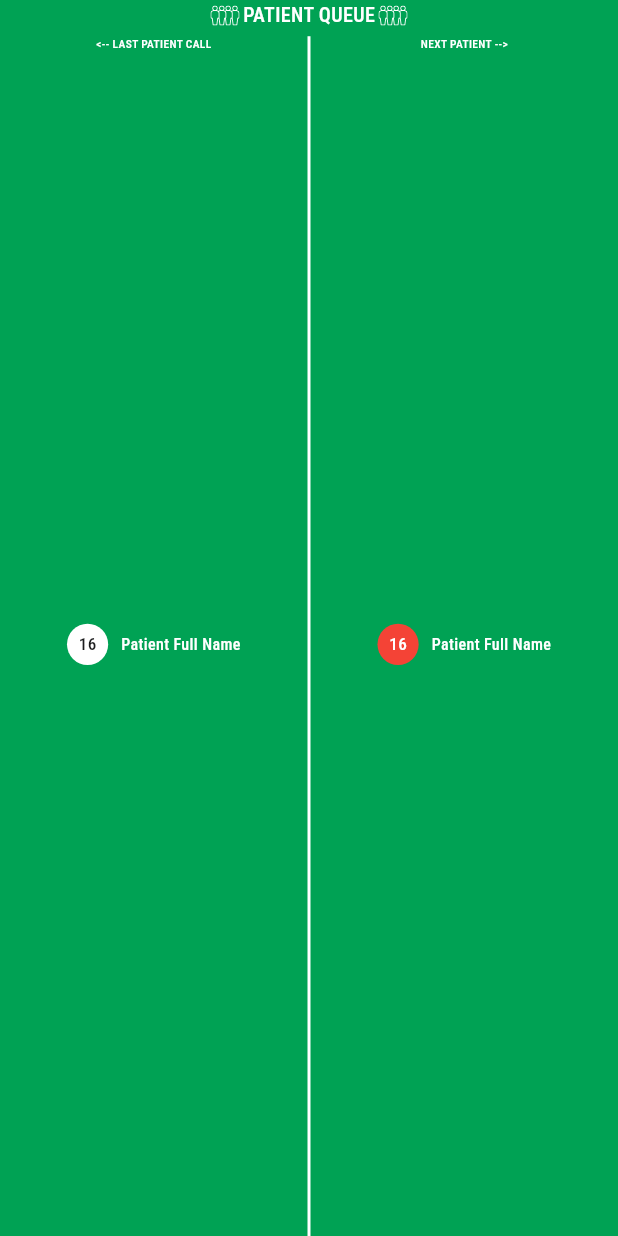
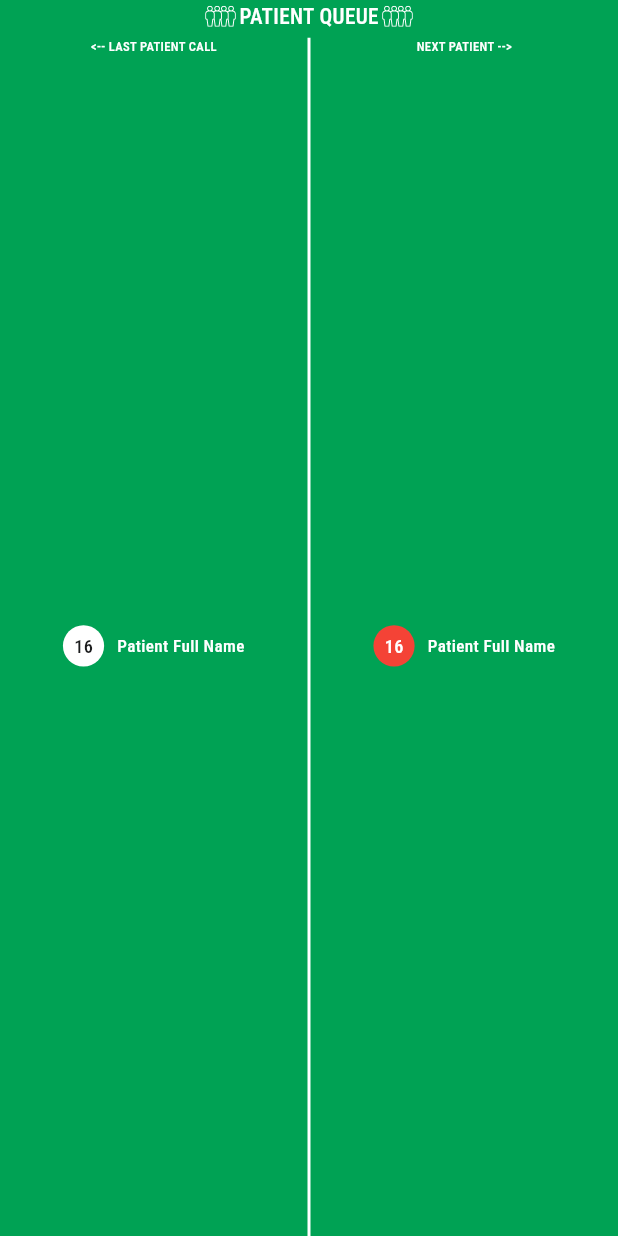
Before and after one commit to taknikhemant/adpixel-signage-mobile-app, a Flutter app: what patientQueue() shows on an empty page, opened directly, on a phone screen of 412 x 824 dp. Run offline on Flutter 3.47's test engine with Material 3 defaults, Android fonts, the phone set to English and light mode, and no system bars; our stand-ins replace cached_network_image, carousel_slider, firebase_analytics, firebase_core, firebase_crashlytics, flutter_cache_manager and 8 more; accounts and stored records are empty; network calls fail; Roboto replaces fonts that are missing (Roboto Condensed).

Commit message:
fix carousel slider and caching video and socket response to clear carousel and logout and increase font size in medical_temp2_widget

```diff
--- a/lib/screen/home/templates/medical_temp2.dart
+++ b/lib/screen/home/templates/medical_temp2.dart
@@ -189,9 +189,6 @@ class MedicalTemp2 extends StatelessWidget {
                                           return '';
                                         }
                                       })(),
-                                      // tempData!.value!.data!.informations!
-                                      //     .docOpdDays!
-                                      //     .trim(),
                                       style: TextStyle(
                                         color: tempData!.value!.data!.device!
                                                     .deviceAppearance !=
--- a/lib/screen/home/widget/medical_temp2_widgets.dart
+++ b/lib/screen/home/widget/medical_temp2_widgets.dart
@@ -17,7 +17,7 @@ Widget patientQueue() {
           children: [
             SvgPicture.asset(
               "assets/svg/patients.svg",
-              height: 35.r,
+              height: 37.r,
             ),
             SizedBox(
               width: 6.w,
@@ -26,7 +26,7 @@ Widget patientQueue() {
               'PATIENT QUEUE',
               style: TextStyle(
                 color: Colors.white,
-                fontSize: 35.sp,
+                fontSize: 37.sp,
                 fontFamily: 'Roboto Condensed',
                 fontWeight: FontWeight.w500,
               ),
@@ -36,7 +36,7 @@ Widget patientQueue() {
             ),
             SvgPicture.asset(
               "assets/svg/patients.svg",
-              height: 35.r,
+              height: 37.r,
             ),
           ],
         ),
@@ -53,7 +53,7 @@ Widget patientQueue() {
                       '<-- LAST PATIENT CALL',
                       style: TextStyle(
                         color: Colors.white,
-                        fontSize: 20.sp,
+                        fontSize: 22.sp,
                         fontFamily: 'Roboto Condensed',
                         fontWeight: FontWeight.w500,
                       ),
@@ -74,7 +74,7 @@ Widget patientQueue() {
                               '16',
                               style: TextStyle(
                                 color: const Color(0xFF1C1D1E),
-                                fontSize: 30.sp,
+                                fontSize: 32.sp,
                                 fontFamily: 'Roboto Condensed',
                                 fontWeight: FontWeight.w500,
                               ),
@@ -88,7 +88,7 @@ Widget patientQueue() {
                           'Patient Full Name',
                           style: TextStyle(
                             color: Colors.white,
-                            fontSize: 28.sp,
+                            fontSize: 30.sp,
                             fontFamily: 'Roboto Condensed',
                             fontWeight: FontWeight.w500,
                           ),
@@ -110,7 +110,7 @@ Widget patientQueue() {
                       'NEXT PATIENT -->',
                       style: TextStyle(
                         color: Colors.white,
-                        fontSize: 20.sp,
+                        fontSize: 22.sp,
                         fontFamily: 'Roboto Condensed',
                         fontWeight: FontWeight.w500,
                       ),
@@ -131,7 +131,7 @@ Widget patientQueue() {
                               '16',
                               style: TextStyle(
                                 color: Colors.white,
-                                fontSize: 30.sp,
+                                fontSize: 32.sp,
                                 fontFamily: 'Roboto Condensed',
                                 fontWeight: FontWeight.w500,
                               ),
@@ -145,7 +145,7 @@ Widget patientQueue() {
                           'Patient Full Name',
                           style: TextStyle(
                             color: Colors.white,
-                            fontSize: 28.sp,
+                            fontSize: 30.sp,
                             fontFamily: 'Roboto Condensed',
                             fontWeight: FontWeight.w500,
                           ),
--- a/pubspec.yaml
+++ b/pubspec.yaml
@@ -16,7 +16,7 @@ publish_to: 'none' # Remove this line if you wish to publish to pub.dev
 # https://developer.apple.com/library/archive/documentation/General/Reference/InfoPlistKeyReference/Articles/CoreFoundationKeys.html
 # In Windows, build-name is used as the major, minor, and patch parts
 # of the product and file versions while build-number is used as the build suffix.
-version: 1.0.3+5
+version: 1.0.5+7
 
 environment:
   sdk: ^3.5.4
@@ -46,6 +46,8 @@ dependencies:
   # The following adds the Cupertino Icons font to your application.
   # Use with the CupertinoIcons class for iOS style icons.
   cupertino_icons: ^1.0.8
+  cached_network_image: ^3.4.1
+  flutter_cache_manager: ^3.4.1
 
 dev_dependencies:
   flutter_test:
```
Also changed, not shown: lib/screen/home/widget/carousel_slider_widget.dart (+24 -12 lines), lib/services/custom_cache_manager.dart (added, +20 -0 lines), lib/services/socket_service.dart (+13 -4 lines), pubspec.lock, 250 other files.
